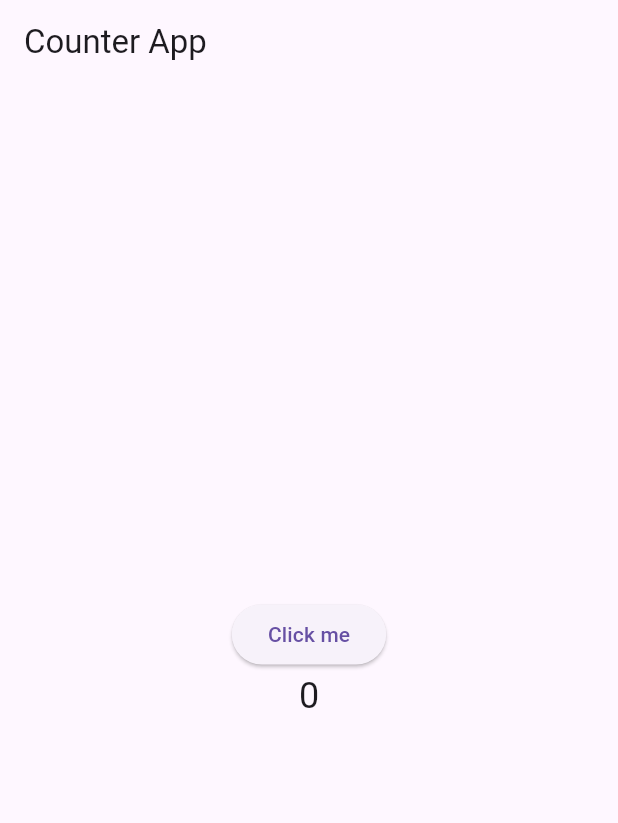
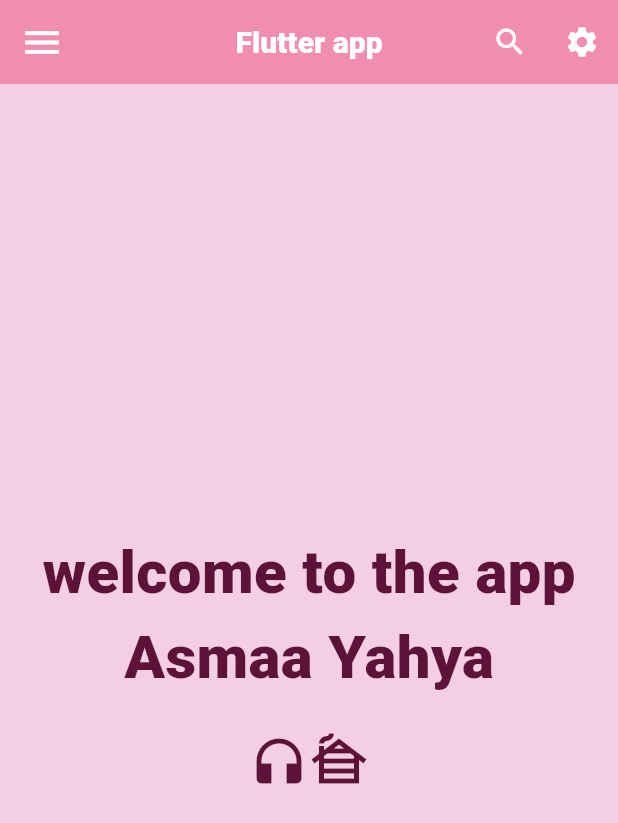
Before and after one commit to asmaayahya/HomeScreen_flutter_task2, a Flutter app: the screen it shows after launch, on a phone screen of 412 x 824 dp. Shown: the top 823 px of the screen. Run offline on Flutter 3.47's test engine with Material 3 defaults, Android fonts, the phone set to English and light mode, and no system bars.

Commit message:
first commit

```diff
--- /dev/null
+++ b/flutter_application_1/lib/first_screen.dart
@@ -0,0 +1,47 @@
+// ignore_for_file: prefer_const_constructors, prefer_const_literals_to_create_immutables
+
+import 'package:flutter/material.dart';
+
+class MyAppbar extends StatelessWidget{
+  @override
+  Widget build(BuildContext context) {
+    return Scaffold(
+      backgroundColor: const Color.fromARGB(255, 244, 206, 226) ,
+        appBar:AppBar(
+        backgroundColor: const Color.fromARGB(255, 241, 142, 175),
+        leading: Icon(Icons.menu,size: 30,color: Colors.white,),
+        title: Text("Flutter app",),
+        titleTextStyle: TextStyle(fontSize: 20,color: Colors.white,fontWeight: FontWeight.w800),
+        actions: [
+           IconButton(onPressed: (){}, icon: Icon(Icons.search, color: Colors.white,)),
+             IconButton(onPressed: (){}, icon: Icon(Icons.settings, color: Colors.white,)),
+
+        ],
+        centerTitle: true,
+        ),
+      body: Center(
+        child: Column(
+          crossAxisAlignment: CrossAxisAlignment.center,
+          mainAxisAlignment: MainAxisAlignment.center,
+          children: [
+            Text("welcome to the app",
+            style: TextStyle(color: const Color.fromARGB(255, 93, 19, 57),fontSize: 40,fontWeight:FontWeight.w900),),
+           Text("Asmaa Yahya",
+            style: TextStyle(color: const Color.fromARGB(255, 93, 19, 57),fontSize: 40,fontWeight:FontWeight.w900),),
+            SizedBox(height: 20,),
+            Row(
+              mainAxisAlignment: MainAxisAlignment.center,
+              children: [
+               Icon(Icons.headphones,size: 40,color:const Color.fromARGB(255, 93, 19, 57)),
+               Icon(Icons.cabin,size: 40,color:const Color.fromARGB(255, 93, 19, 57)),
+              ],
+            )
+          ],
+
+        ),
+
+      ),
+    );
+  }
+
+}
--- a/flutter_application_1/lib/main.dart
+++ b/flutter_application_1/lib/main.dart
@@ -1,45 +1,16 @@
 import 'package:flutter/material.dart';
-
+import 'package:flutter_application_1/first_screen.dart';
 void main() {
   runApp(MyApp());
 }
 
-class MyApp extends StatefulWidget {
-  @override
-  State<StatefulWidget> createState() => _MyAppState();
-}
-
-class _MyAppState extends State<MyApp> {
-  int counter = 0;
-
+class MyApp extends StatelessWidget{
   @override
   Widget build(BuildContext context) {
     return MaterialApp(
-      home: Scaffold(
-        appBar: AppBar(
-          title: Text("Counter App"),
-        ),
-        body: Center(
-          child: Column(
-            mainAxisAlignment: MainAxisAlignment.center,
-            children: [
-              ElevatedButton(
-                onPressed: () {
-                  setState(() {
-                    counter++;
-                  });
-                  print(counter);
-                },
-                child: Text("Click me"),
-              ),
-              Text(
-                "$counter",
-                style: TextStyle(fontSize: 24),
-              ),
-            ],
-          ),
-        ),
-      ),
+        debugShowCheckedModeBanner: false,
+       home:MyAppbar() ,
     );
   }
+
 }
```
